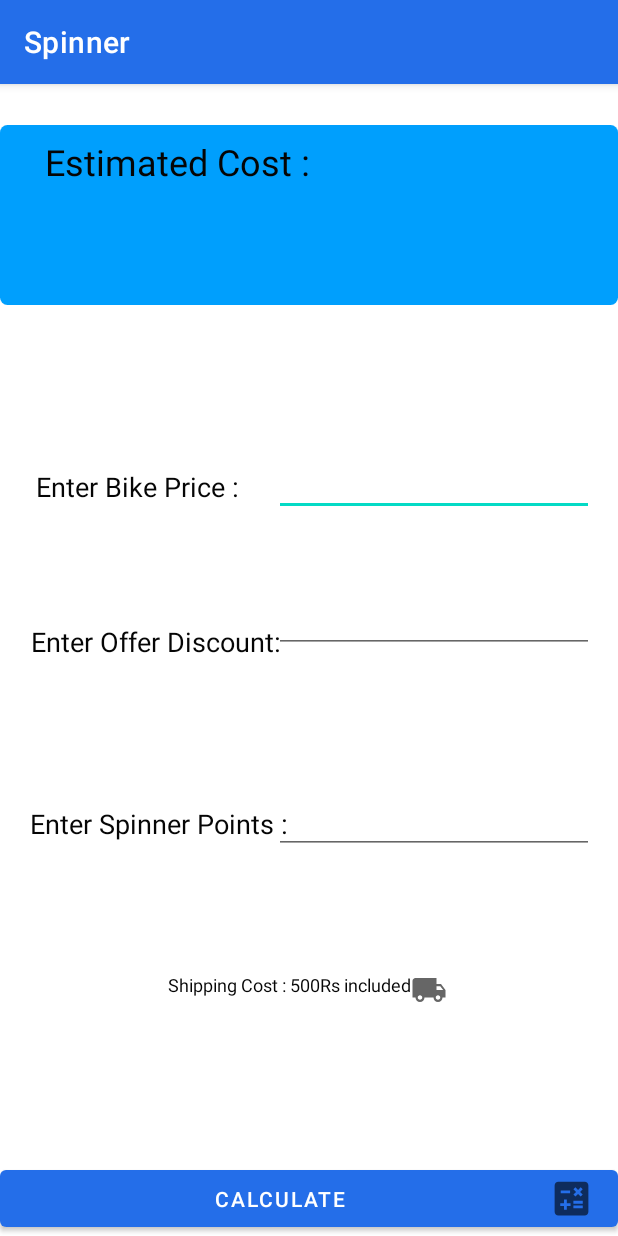
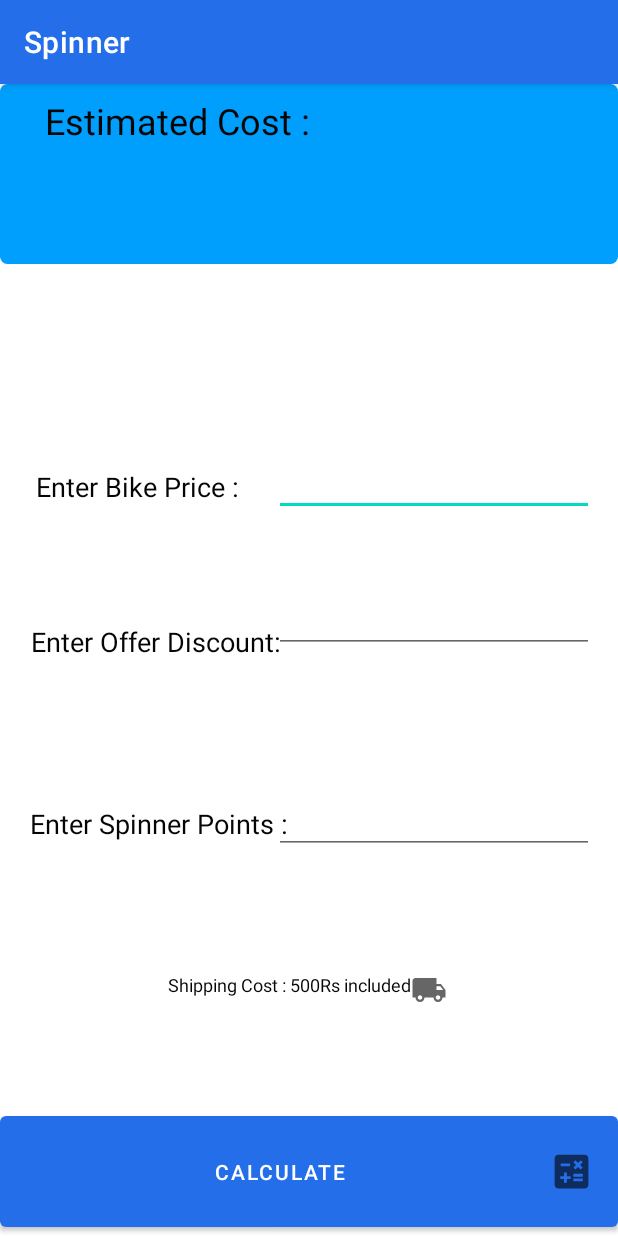
Before and after one commit to shas99/Spinner-Bike-Managment, an Android app: the CalculatePrice screen opened directly, with no data from a screen before it, on a phone screen of 412 x 824 dp. Run offline under Robolectric (Android 15) with nearby library versions, the phone set to English and light mode, and no system bars; Roboto replaces fonts that are not available here.

Commit message:
Minor Changes

```diff
--- a/Spinner_app/app/src/main/res/layout/activity_calculate_price.xml
+++ b/Spinner_app/app/src/main/res/layout/activity_calculate_price.xml
@@ -25,12 +25,9 @@
         android:layout_width="match_parent"
         android:layout_height="wrap_content"
 
-        android:layout_marginBottom="65dp"
         android:orientation="horizontal"
-        app:layout_constraintBottom_toTopOf="@+id/priceInput"
         app:layout_constraintEnd_toEndOf="parent"
-        app:layout_constraintStart_toStartOf="parent"
-        app:layout_constraintTop_toTopOf="parent">
+        app:layout_constraintStart_toStartOf="parent">
 
         <androidx.cardview.widget.CardView
             android:layout_width="0dp"
@@ -170,15 +167,15 @@
 
     <Button
         android:id="@+id/calculate"
-        android:layout_width="0dp"
-        android:layout_height="wrap_content"
+        android:layout_width="match_parent"
+        android:layout_height="86dp"
+        android:drawableEnd="@drawable/ic_baseline_calculate_24"
         android:text="@string/calculate"
         app:layout_constraintBottom_toBottomOf="parent"
         app:layout_constraintEnd_toEndOf="parent"
         app:layout_constraintHorizontal_bias="0.0"
         app:layout_constraintStart_toStartOf="parent"
         app:layout_constraintTop_toTopOf="parent"
-        android:drawableEnd="@drawable/ic_baseline_calculate_24"
         app:layout_constraintVertical_bias="1.0" />
 
 </androidx.constraintlayout.widget.ConstraintLayout>
--- a/Spinner_app/app/src/main/res/layout/activity_orderbike.xml
+++ b/Spinner_app/app/src/main/res/layout/activity_orderbike.xml
@@ -117,8 +117,8 @@
 
     <Button
         android:id="@+id/myTasks"
-        android:layout_width="match_parent"
-        android:layout_height="54dp"
+        android:layout_width="415dp"
+        android:layout_height="55dp"
         android:text="@string/SubmitBtn"
         app:layout_constraintBottom_toBottomOf="parent"
         app:layout_constraintEnd_toEndOf="parent"
@@ -208,6 +208,6 @@
         app:layout_constraintHorizontal_bias="0.104"
         app:layout_constraintStart_toStartOf="parent"
         app:layout_constraintTop_toTopOf="parent"
-        app:layout_constraintVertical_bias="0.905" />
+        app:layout_constraintVertical_bias="0.877" />
 
 </androidx.constraintlayout.widget.ConstraintLayout>
--- a/Spinner_app/app/src/main/res/layout/activity_show.xml
+++ b/Spinner_app/app/src/main/res/layout/activity_show.xml
@@ -3,8 +3,8 @@
     xmlns:app="http://schemas.android.com/apk/res-auto"
     xmlns:tools="http://schemas.android.com/tools"
     android:layout_width="match_parent"
+    android:layout_height="match_parent"
     android:background="#add8e6"
-    android:layout_height="match_parent"
     tools:context=".ShowActivity">
 
 
@@ -32,4 +32,5 @@
         app:layout_constraintStart_toStartOf="parent"
         app:layout_constraintTop_toTopOf="parent"
         app:layout_constraintVertical_bias="1.0" />
+
 </androidx.constraintlayout.widget.ConstraintLayout>
--- a/Spinner_app/app/src/main/res/layout/activity_update_user_details.xml
+++ b/Spinner_app/app/src/main/res/layout/activity_update_user_details.xml
@@ -62,8 +62,8 @@
 
     <Button
         android:id="@+id/updateDetailsBtn"
-        android:layout_width="410dp"
-        android:layout_height="76dp"
+        android:layout_width="match_parent"
+        android:layout_height="86dp"
         android:drawableEnd="@drawable/ic_baseline_update_24"
         android:onClick="google"
         android:text="@string/update_details1"
@@ -72,6 +72,6 @@
         app:layout_constraintHorizontal_bias="0.0"
         app:layout_constraintStart_toStartOf="parent"
         app:layout_constraintTop_toTopOf="parent"
-        app:layout_constraintVertical_bias="0.998" />
+        app:layout_constraintVertical_bias="1.0" />
 
 </androidx.constraintlayout.widget.ConstraintLayout>
```
Also changed, not shown: Spinner_app/app/src/main/java/com/example/spinner/ShowActivity.java (+5 -2 lines), Spinner_app/app/src/main/res/values/strings.xml (+1 -11 lines).
